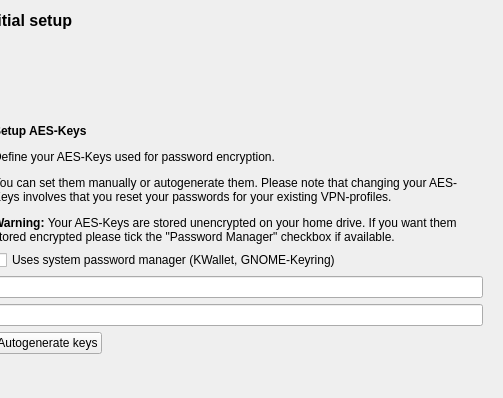
First picture: the form in openfortigui/setupwizard.ui, repository theinvisible/openfortigui, before the edit; both pictures show x 137 to 640 and y 0 to 398 of the 640 by 480 pixel window.
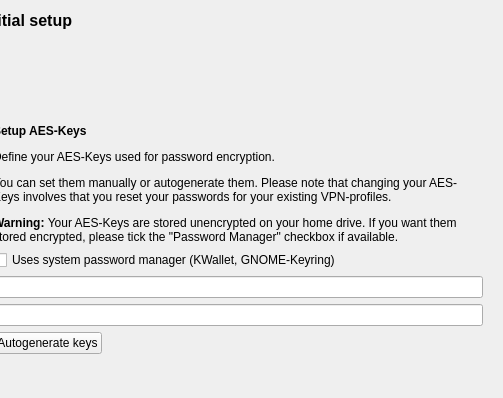
Second picture: the form after the edit. The open tabs and pages were chosen to show the change. Icons and pictures are not drawn.

```diff
--- a/openfortigui/setupwizard.ui
+++ b/openfortigui/setupwizard.ui
@@ -94,7 +94,7 @@
        <item row="1" column="1">
         <widget class="QLabel" name="label_2">
          <property name="text">
-          <string>&lt;html&gt;&lt;head/&gt;&lt;body&gt;&lt;p&gt;&lt;span style=&quot; font-weight:600;&quot;&gt;Setup AES-Keys&lt;/span&gt;&lt;/p&gt;&lt;p&gt;Define your AES-Keys used for password encryption.&lt;/p&gt;&lt;p&gt;You can set them manually or autogenerate them. Please note that changing your AES-Keys involves that you reset your passwords for your existing VPN-profiles.&lt;/p&gt;&lt;p&gt;&lt;span style=&quot; font-weight:600;&quot;&gt;Warning: &lt;/span&gt;Your AES-Keys are stored unencrypted on your home drive. If you want them stored encrypted please tick the &amp;quot;Password Manager&amp;quot; checkbox if available. &lt;/p&gt;&lt;/body&gt;&lt;/html&gt;</string>
+          <string>&lt;html&gt;&lt;head/&gt;&lt;body&gt;&lt;p&gt;&lt;span style=&quot; font-weight:600;&quot;&gt;Setup AES-Keys&lt;/span&gt;&lt;/p&gt;&lt;p&gt;Define your AES-Keys used for password encryption.&lt;/p&gt;&lt;p&gt;You can set them manually or autogenerate them. Please note that changing your AES-Keys involves that you reset your passwords for your existing VPN-profiles.&lt;/p&gt;&lt;p&gt;&lt;span style=&quot; font-weight:600;&quot;&gt;Warning: &lt;/span&gt;Your AES-Keys are stored unencrypted on your home drive. If you want them stored encrypted, please tick the &amp;quot;Password Manager&amp;quot; checkbox if available. &lt;/p&gt;&lt;/body&gt;&lt;/html&gt;</string>
          </property>
          <property name="wordWrap">
           <bool>true</bool>
```
